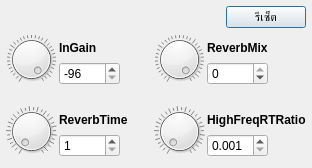
First picture: the form in FXDialog/ReverbFXDialog.ui, repository pie62/HandyKaraoke, before the edit.
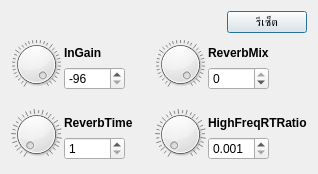
Second picture: the form after the edit.

What changed in the file:
```diff
--- a/FXDialog/ReverbFXDialog.ui
+++ b/FXDialog/ReverbFXDialog.ui
@@ -6,8 +6,8 @@
    <rect>
     <x>0</x>
     <y>0</y>
-    <width>312</width>
-    <height>168</height>
+    <width>318</width>
+    <height>174</height>
    </rect>
   </property>
   <property name="windowTitle">
@@ -17,18 +17,6 @@
    <locale language="English" country="UnitedStates"/>
   </property>
   <layout class="QVBoxLayout" name="verticalLayout_7">
-   <property name="leftMargin">
-    <number>6</number>
-   </property>
-   <property name="topMargin">
-    <number>6</number>
-   </property>
-   <property name="rightMargin">
-    <number>6</number>
-   </property>
-   <property name="bottomMargin">
-    <number>6</number>
-   </property>
    <item>
     <layout class="QHBoxLayout" name="horizontalLayout">
      <item>
```
